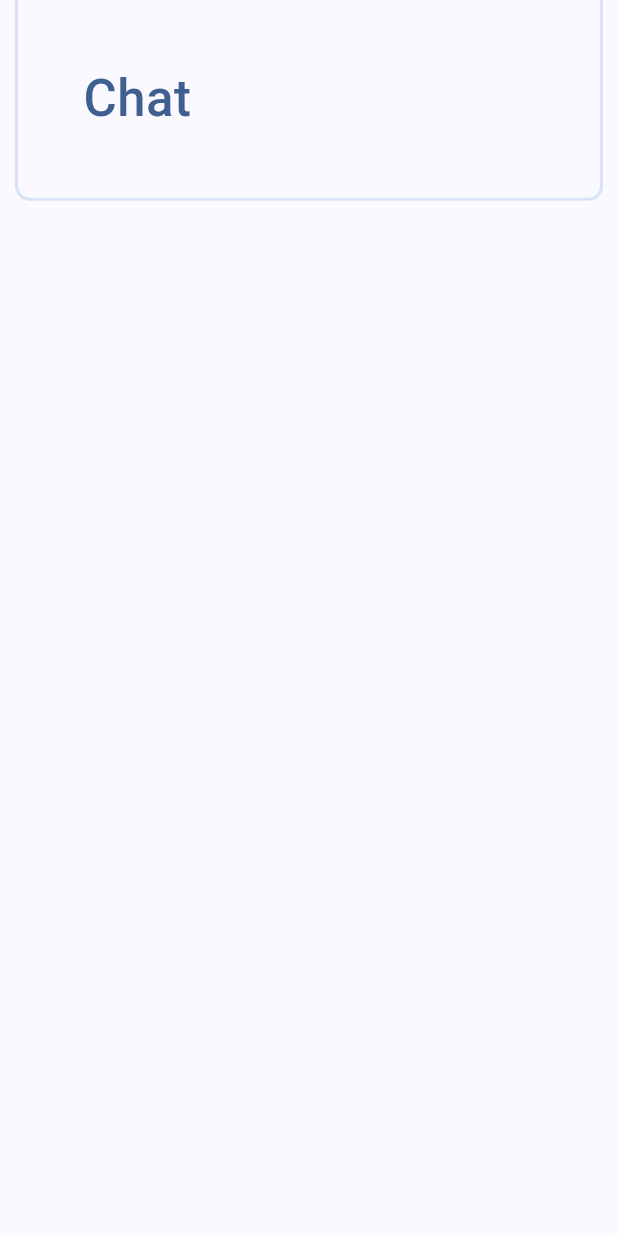
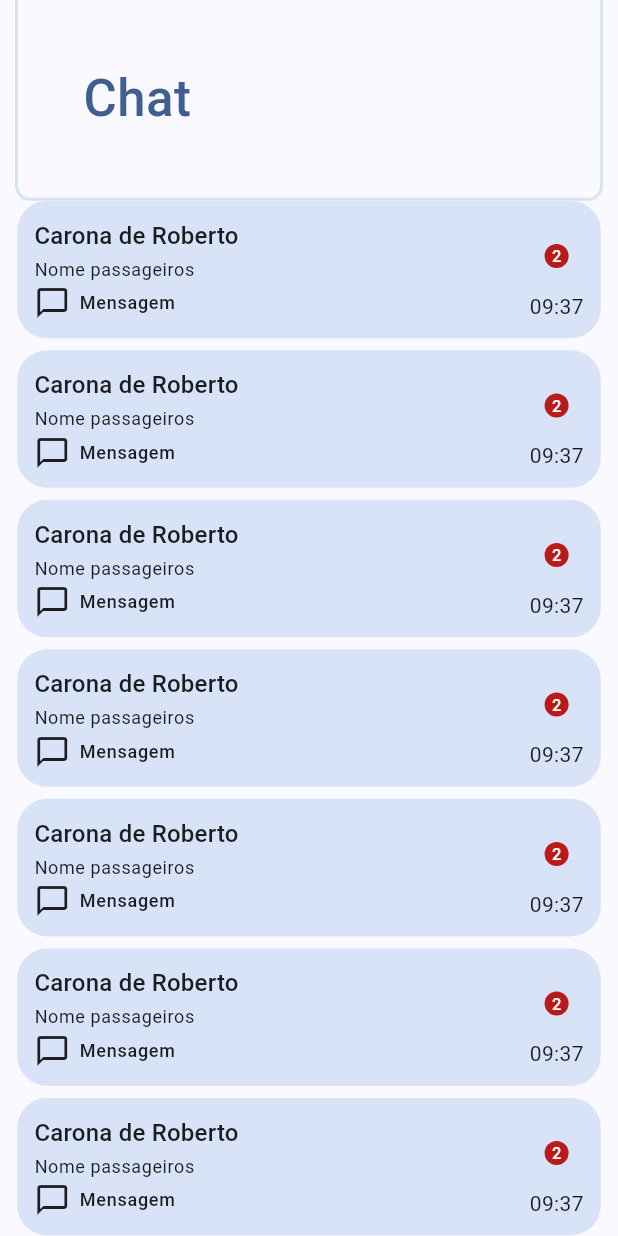
Before and after one commit to meirelesnic/SistemaDeCaronasUFF, a Flutter app: the ChatFeed screen opened directly, on a phone screen of 412 x 824 dp. Run offline on Flutter 3.47's test engine with Material 3 defaults, Android fonts, the phone set to English and light mode, and no system bars; our stand-ins replace dio; missing offline and left inert: open_street_map_search_and_pick; network calls fail.

Commit message:
Chat Card e atualizacao do chatfeed.dart

```diff
--- /dev/null
+++ b/uff_caronas/lib/custom_widgets/chatCard.dart
@@ -0,0 +1,70 @@
+import 'package:flutter/material.dart';
+
+class ChatCard extends StatefulWidget {
+  const ChatCard({super.key});
+
+  @override
+  State<ChatCard> createState() => _ChatCardState();
+}
+
+class _ChatCardState extends State<ChatCard> {
+  @override
+  Widget build(BuildContext context) {
+    final screenSize = MediaQuery.of(context).size;
+    return Padding(
+      padding: const EdgeInsets.only(bottom: 8),
+      child: SizedBox(
+        width: screenSize.width * (300 / 360),
+        height: screenSize.height * (89 / 800),
+        child: Container(
+          padding: EdgeInsets.all(screenSize.width * (10/360)),
+          decoration: BoxDecoration(
+            color: Theme.of(context).colorScheme.secondaryContainer,
+            borderRadius: BorderRadius.all(Radius.circular(20)),
+          ),
+          child: Row(
+            mainAxisAlignment: MainAxisAlignment.spaceBetween,
+            children: [
+              Column(
+                crossAxisAlignment: CrossAxisAlignment.start,
+                mainAxisAlignment: MainAxisAlignment.spaceBetween,
+                children: [
+                  Text('Carona de Roberto',
+                    style: Theme.of(context).textTheme.titleMedium,
+                  ),
+                  Text('Nome passageiros',
+                    style: Theme.of(context).textTheme.bodySmall,
+                  ),
+                  Row(
+                    crossAxisAlignment: CrossAxisAlignment.center,
+                    children: [
+                      Icon(Icons.chat_bubble_outline),
+                      Container(width: 6),
+                      Text('Mensagem',
+                        style: Theme.of(context).textTheme.labelMedium,
+                      )
+                    ],
+                  ),
+                ],
+              ),
+              Column(
+                mainAxisAlignment: MainAxisAlignment.end,
+                children: [
+                  Padding(
+                    padding: EdgeInsets.only(bottom: screenSize.height * (15/800)),
+                    child: Badge.count(
+                      //largeSize: screenSize.width * (20/360),
+
+                      count: 2
+                    ),
+                  ),
+                  Text('09:37')
+                ],
+              )
+            ],
+          ),
+        ),
+      ),
+    );
+  }
+}
--- /dev/null
+++ b/uff_caronas/lib/custom_widgets/chatListBuilder.dart
@@ -0,0 +1,25 @@
+import 'package:flutter/material.dart';
+import 'package:uff_caronas/custom_widgets/chatCard.dart';
+
+class ChatListBuilder extends StatefulWidget {
+  const ChatListBuilder({super.key});
+
+  @override
+  State<ChatListBuilder> createState() => _ChatListBuilderState();
+}
+
+class _ChatListBuilderState extends State<ChatListBuilder> {
+  @override
+  Widget build(BuildContext context) {
+    final screenSize = MediaQuery.of(context).size;
+    return Padding(
+      padding: EdgeInsets.symmetric(horizontal: screenSize.width * (10 / 360)),
+      child: ListView.builder(
+        itemCount: 8,
+        itemBuilder: (context, index){
+          return ChatCard();
+        }
+      ),
+    );
+  }
+}
--- a/uff_caronas/lib/telas/chatFeed.dart
+++ b/uff_caronas/lib/telas/chatFeed.dart
@@ -1,4 +1,6 @@
 import 'package:flutter/material.dart';
+import 'package:uff_caronas/custom_widgets/chatCard.dart';
+import 'package:uff_caronas/custom_widgets/chatListBuilder.dart';
 
 class ChatFeed extends StatefulWidget {
   const ChatFeed({super.key});
@@ -58,8 +60,9 @@ class _ChatFeedState extends State<ChatFeed> {
               ),
             ),
           ),
-          //Lista de chats
-
+          Expanded(
+            child: ChatListBuilder()
+          )
         ],
       ),
     );
```
Lines whose indentation alone changed are shown as unchanged.
